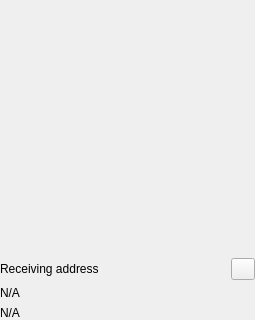
Old version of the form src/qt/veil/forms/balance.ui in the repository Veil-Project/veil; both pictures show x 0 to 255 and y 320 to 640 of the 255 by 640 pixel window.
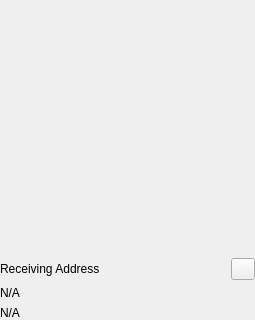
New version of the form. Icons and pictures are not drawn.

Commit message: Receiving address -> Receiving Address

```diff
--- a/src/qt/veil/forms/balance.ui
+++ b/src/qt/veil/forms/balance.ui
@@ -290,7 +290,7 @@
                   <bool>true</bool>
                  </property>
                  <property name="text">
-                  <string>Receiving address</string>
+                  <string>Receiving Address</string>
                  </property>
                 </widget>
                </item>
```
